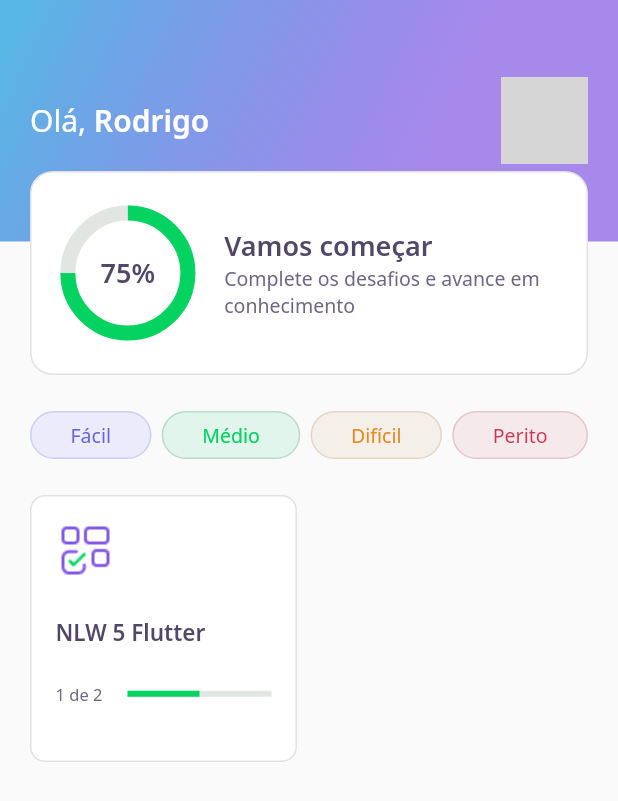
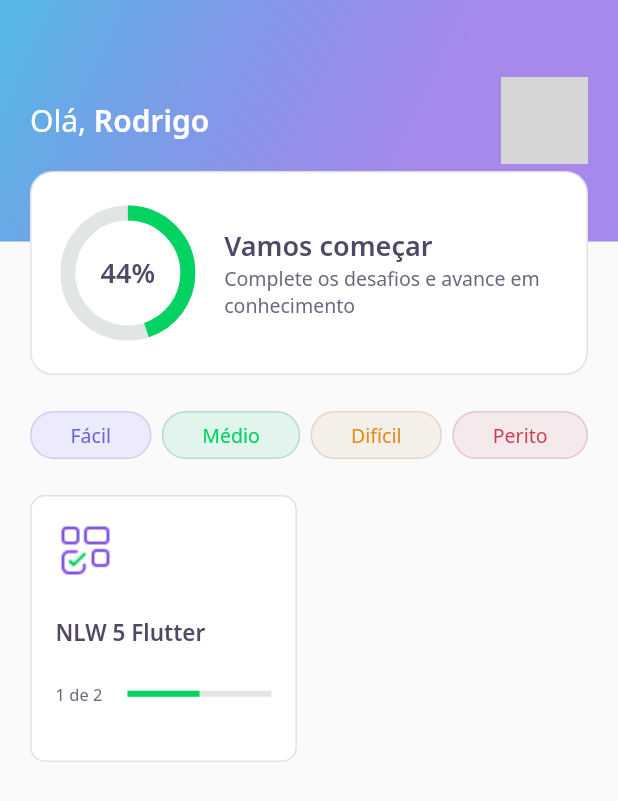
Before and after one commit to uZimbra/devquiz, a Flutter app: the HomePage screen opened directly, on a phone screen of 412 x 824 dp. Shown: the top 801 px of the screen. Run offline on Flutter 3.47's test engine with Material 2 defaults, Android fonts, the phone set to English and light mode, and no system bars; our stand-ins replace google_fonts, share_plus; network calls fail; grey boxes are pictures that could not be loaded.

Commit message:
chore: fifth class

```diff
--- a/lib/challenge/challenge.controller.dart
+++ b/lib/challenge/challenge.controller.dart
@@ -2,6 +2,9 @@ import 'package:flutter/foundation.dart';
 
 class ChallengeController {
   final currentIndexNotifier = ValueNotifier<int>(1);
+
   int get currentIndex => this.currentIndexNotifier.value;
   void set currentIndex(int value) => this.currentIndexNotifier.value = value;
+
+  int hits = 0;
 }
--- a/lib/core/app_widget.dart
+++ b/lib/core/app_widget.dart
@@ -1,7 +1,5 @@
 // import 'package:DevQuiz/challenge/challenge.page.dart';
-import 'package:DevQuiz/home/home.page.dart';
-// import 'package:DevQuiz/home/home.page.dart';
-// import 'package:DevQuiz/splash/splash.page.dart';
+import 'package:DevQuiz/splash/splash.page.dart';
 import 'package:flutter/material.dart';
 
 class AppWidget extends StatelessWidget {
@@ -9,7 +7,7 @@ class AppWidget extends StatelessWidget {
   Widget build(BuildContext context) {
     return MaterialApp(
       title: "DevQuiz",
-      home: HomePage(),
+      home: SplashPage(),
     );
   }
 }
--- a/lib/home/home.page.dart
+++ b/lib/home/home.page.dart
@@ -71,6 +71,7 @@ class _HomePageState extends State<HomePage> {
                             MaterialPageRoute(
                               builder: (context) => ChallengePage(
                                 questions: e.questions,
+                                title: e.title,
                               ),
                             ),
                           );
--- a/lib/home/widgets/app-bar.widget.dart
+++ b/lib/home/widgets/app-bar.widget.dart
@@ -5,6 +5,7 @@ import 'package:flutter/material.dart';
 
 class AppBarWidget extends PreferredSize {
   final UserModel user;
+
   AppBarWidget({required this.user})
       : super(
           preferredSize: Size.fromHeight(250),
@@ -14,9 +15,13 @@ class AppBarWidget extends PreferredSize {
               children: [
                 Container(
                   height: 161,
-                    padding: const EdgeInsets.symmetric(horizontal: 20),
+                  padding: const EdgeInsets.symmetric(
+                    horizontal: 20,
+                  ),
                   width: double.maxFinite,
-                    decoration: BoxDecoration(gradient: AppGradients.linear),
+                  decoration: BoxDecoration(
+                    gradient: AppGradients.linear,
+                  ),
                   child: Row(
                     mainAxisAlignment: MainAxisAlignment.spaceBetween,
                     children: [
@@ -27,8 +32,10 @@ class AppBarWidget extends PreferredSize {
                           children: [
                             TextSpan(
                               text: user.name,
-                                    style: AppTextStyles.titleBold)
-                              ]),
+                              style: AppTextStyles.titleBold,
+                            ),
+                          ],
+                        ),
                       ),
                       Container(
                         width: 58,
@@ -36,13 +43,21 @@ class AppBarWidget extends PreferredSize {
                         decoration: BoxDecoration(
                           borderRadius: BorderRadius.circular(10),
                           image: DecorationImage(
-                                  image: NetworkImage(user.imageUrl))),
+                            image: NetworkImage(user.imageUrl),
+                          ),
+                        ),
                       )
                     ],
                   ),
                 ),
-                  Align(alignment: Alignment(0, 1), child: ScoreCardWidget())
+                Align(
+                  alignment: Alignment(0, 1),
+                  child: ScoreCardWidget(
+                    percent: (user.score / 100),
+                  ),
+                ),
               ],
             ),
-            ));
+          ),
+        );
 }
--- a/lib/home/widgets/chart.widget.dart
+++ b/lib/home/widgets/chart.widget.dart
@@ -1,15 +1,50 @@
 import 'package:DevQuiz/core/core.dart';
 import 'package:flutter/material.dart';
 
-class ChartWidget extends StatelessWidget {
-  const ChartWidget({Key? key}) : super(key: key);
+class ChartWidget extends StatefulWidget {
+  final double percent;
+  const ChartWidget({
+    Key? key,
+    required this.percent,
+  }) : super(key: key);
+
+  @override
+  State<ChartWidget> createState() => _ChartWidgetState();
+}
+
+class _ChartWidgetState extends State<ChartWidget>
+    with SingleTickerProviderStateMixin {
+  late AnimationController _animationController;
+  late Animation<double> _animation;
+
+  void _initAnimation() {
+    _animationController = AnimationController(
+      vsync: this,
+      duration: Duration(seconds: 3),
+    );
+
+    _animation = Tween<double>(
+      begin: 0.0,
+      end: this.widget.percent,
+    ).animate(_animationController);
+
+    _animationController.forward();
+  }
+
+  @override
+  void initState() {
+    super.initState();
+    this._initAnimation();
+  }
 
   @override
   Widget build(BuildContext context) {
     return Container(
       height: 80,
       width: 80,
-      child: Stack(
+      child: AnimatedBuilder(
+        animation: this._animation,
+        builder: (context, _) => Stack(
           children: [
             Center(
               child: Container(
@@ -17,15 +52,19 @@ class ChartWidget extends StatelessWidget {
                 width: 80,
                 child: CircularProgressIndicator(
                   strokeWidth: 10,
-                value: 0.75,
+                  value: this._animation.value,
                   backgroundColor: AppColors.chartSecondary,
                   valueColor:
                       AlwaysStoppedAnimation<Color>(AppColors.chartPrimary),
                 ),
               ),
             ),
-          Center(child: Text('75%', style: AppTextStyles.heading))
+            Center(
+              child: Text('${(_animation.value * 100).toInt()}%',
+                  style: AppTextStyles.heading),
+            ),
           ],
+        ),
       ),
     );
   }
--- a/lib/home/widgets/score-card.widget.dart
+++ b/lib/home/widgets/score-card.widget.dart
@@ -3,7 +3,12 @@ import 'package:DevQuiz/home/widgets/chart.widget.dart';
 import 'package:flutter/material.dart';
 
 class ScoreCardWidget extends StatelessWidget {
-  const ScoreCardWidget({Key? key}) : super(key: key);
+  final double percent;
+
+  const ScoreCardWidget({
+    Key? key,
+    required this.percent,
+  }) : super(key: key);
 
   @override
   Widget build(BuildContext context) {
@@ -21,7 +26,9 @@ class ScoreCardWidget extends StatelessWidget {
           children: [
             Expanded(
               flex: 1,
-              child: ChartWidget(),
+              child: ChartWidget(
+                percent: this.percent,
+              ),
             ),
             Expanded(
               flex: 3,
```
Also changed, not shown: lib/challenge/challenge.page.dart (+29 -8 lines), lib/challenge/widgets/answer.widget.dart (+10 -7 lines), lib/challenge/widgets/next-button.widget.dart (+18 -0 lines), lib/challenge/widgets/quiz.widget.dart (+5 -11 lines), lib/result/result.page.dart (added, +105 -0 lines), lib/splash/splash.page.dart (+13 -1 lines). Lines whose indentation alone changed are shown as unchanged.
